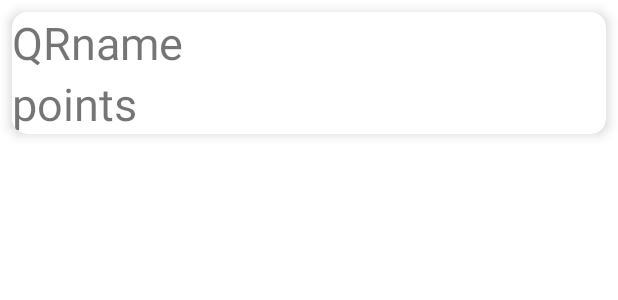
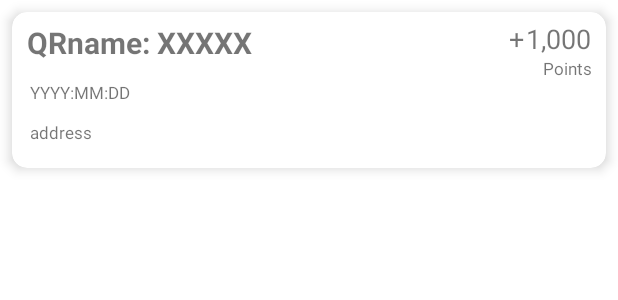
Before and after one commit to CMPUT301W23T37/sufferQR, an Android app: the layout nearby_qrcode_content.xml on its own in the app's theme, with its tools: preview values and no code run, on a phone screen of 412 x 824 dp. Shown: the top 300 px of the screen. Run offline under Robolectric (Android 15) with nearby library versions, the phone set to English and light mode, and no system bars; Roboto replaces fonts that are not available here.

```diff
--- a/app/src/main/java/com/example/sufferqr/QrCodeList.java
+++ b/app/src/main/java/com/example/sufferqr/QrCodeList.java
@@ -40,10 +40,15 @@ public class QrCodeList extends ArrayAdapter<QrCode> {
         }
 
         QrCode qrCode = qrCodes.get(position);
-        TextView qrName = view.findViewById(R.id.QRname_text);
-        TextView pointsNum = view.findViewById(R.id.points_text);
+        TextView qrName = view.findViewById(R.id.nearbylist_qrname_text);
+        TextView pointsNum = view.findViewById(R.id.nearbylist_points_text);
+        TextView address = view.findViewById(R.id.nearbylist_address_text);
+        TextView date = view.findViewById(R.id.nearbylist_date_text);
+
         qrName.setText("QRname: " + qrCode.getQrName());
-        pointsNum.setText("points: " + qrCode.getPoints());
+        pointsNum.setText(qrCode.getPoints());
+        address.setText("Address: " + qrCode.getLocationAddress());
+        date.setText("Date: " + qrCode.getDate());
 
         return view;
 
--- a/app/src/main/res/layout/nearby_qrcode_content.xml
+++ b/app/src/main/res/layout/nearby_qrcode_content.xml
@@ -1,10 +1,10 @@
 <?xml version="1.0" encoding="utf-8"?>
-<LinearLayout
-    xmlns:android="http://schemas.android.com/apk/res/android"
+<androidx.constraintlayout.widget.ConstraintLayout xmlns:android="http://schemas.android.com/apk/res/android"
     xmlns:app="http://schemas.android.com/apk/res-auto"
     xmlns:tools="http://schemas.android.com/tools"
     android:layout_width="match_parent"
-    android:layout_height="wrap_content">
+    android:layout_height="120sp"
+    >
 
     <androidx.cardview.widget.CardView
         android:layout_width="match_parent"
@@ -15,37 +15,87 @@
         android:layout_marginBottom="8sp"
         android:layout_marginTop="8sp"
         android:layout_marginStart="8sp"
-        android:layout_marginEnd="8sp">
+        android:layout_marginEnd="8sp"
+        >
 
-        <LinearLayout
+        <androidx.constraintlayout.widget.ConstraintLayout
             android:layout_width="match_parent"
-            android:layout_height="match_parent"
-            android:orientation="vertical">
+            android:layout_height="match_parent">
+
+            <TextView
+                android:id="@+id/nearbylist_qrname_text"
+                android:layout_width="250sp"
+                android:layout_height="30sp"
+                android:text="QRname: XXXXX"
+                android:textStyle="bold"
+                android:textSize="20sp"
+                android:gravity="center_vertical"
+                android:layout_marginStart="10sp"
+                android:layout_marginTop="5sp"
+                app:layout_constraintStart_toStartOf="parent"
+                app:layout_constraintTop_toTopOf="parent" />
+
+            <TextView
+                android:id="@+id/nearbylist_date_text"
+                android:layout_width="250sp"
+                android:layout_height="20sp"
+                android:layout_marginStart="12sp"
+                android:layout_marginBottom="40sp"
+                android:text="YYYY:MM:DD"
+                android:gravity="center_vertical"
+                android:textSize="11sp"
+                app:layout_constraintStart_toStartOf="parent"
+                app:layout_constraintBottom_toBottomOf="parent" />
+
+            <TextView
+                android:id="@+id/nearbylist_address_text"
+                android:layout_width="300sp"
+                android:layout_height="40sp"
+                android:layout_marginStart="12sp"
+                android:layout_marginBottom="3sp"
+                android:text="address"
+                android:gravity="center_vertical"
+                android:textSize="11sp"
+                app:layout_constraintStart_toStartOf="parent"
+                app:layout_constraintBottom_toBottomOf="parent" />
+
+            <TextView
+                android:id="@+id/nearbylist_points_title_text"
+                android:layout_width="wrap_content"
+                android:layout_height="wrap_content"
+                android:layout_marginEnd="10sp"
+                android:layout_marginBottom="3sp"
+                android:gravity="right"
+                android:text="Points"
+                android:textSize="11sp"
+                app:layout_constraintEnd_toEndOf="parent"
+                app:layout_constraintTop_toBottomOf="@+id/nearbylist_points_text" />
+
+            <TextView
+                android:id="@+id/nearbylist_points_text"
+                android:layout_width="wrap_content"
+                android:layout_height="wrap_content"
+                android:layout_marginTop="5sp"
+                android:layout_marginEnd="10sp"
+                android:gravity="right"
+                android:text="1,000"
+                android:textSize="18sp"
+                app:layout_constraintEnd_toEndOf="parent"
+                app:layout_constraintTop_toTopOf="parent" />
+
+            <TextView
+                android:id="@+id/nearbylist_points_sign_text"
+                android:layout_width="wrap_content"
+                android:layout_height="wrap_content"
+                android:gravity="right"
+                android:layout_marginTop="5sp"
+                android:layout_marginEnd="1sp"
+                android:text="+"
+                android:textSize="18sp"
+                app:layout_constraintEnd_toStartOf="@+id/nearbylist_points_text"
+                app:layout_constraintTop_toTopOf="parent" />
 
 
-            <TextView
-                android:id="@+id/QRname_text"
-                android:layout_width="wrap_content"
-                android:layout_height="wrap_content"
-                android:text="QRname"
-                android:textSize="30sp"
-                tools:layout_editor_absoluteX="16dp"
-                tools:layout_editor_absoluteY="0dp">
-
-            </TextView>
-
-
-            <TextView
-                android:id="@+id/points_text"
-                android:layout_width="wrap_content"
-                android:layout_height="wrap_content"
-                android:text="points"
-                android:textSize="30sp"
-                tools:layout_editor_absoluteX="16dp"
-                tools:layout_editor_absoluteY="80dp">
-
-            </TextView>
-
-        </LinearLayout>
+        </androidx.constraintlayout.widget.ConstraintLayout>
     </androidx.cardview.widget.CardView>
-</LinearLayout>
+</androidx.constraintlayout.widget.ConstraintLayout>
```
